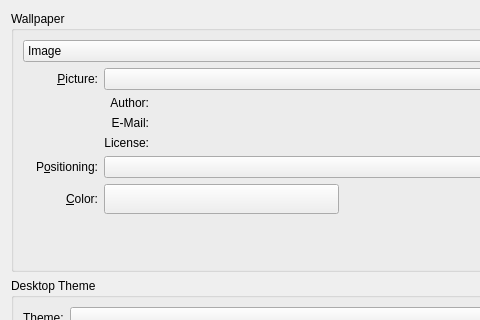
First picture: the form in plasma/containments/desktop/BackgroundDialog.ui, repository mgottschlag/kwin-tiling, before the edit; both pictures show x 0 to 480 and y 0 to 320 of the 658 by 445 pixel window.
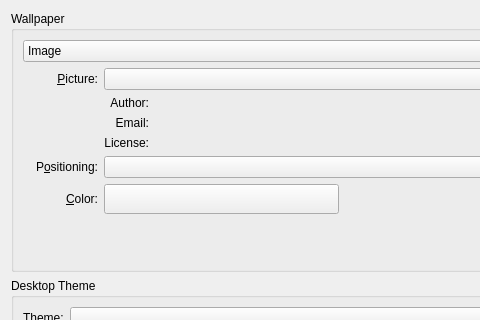
Second picture: the form after the edit. Custom widgets are drawn as their Qt base class.

```diff
--- a/plasma/containments/desktop/BackgroundDialog.ui
+++ b/plasma/containments/desktop/BackgroundDialog.ui
@@ -178,7 +178,7 @@
             <item row="2" column="1" >
              <widget class="QLabel" name="m_emailLabel" >
               <property name="text" >
-               <string>E-Mail:</string>
+               <string>Email:</string>
               </property>
               <property name="alignment" >
                <set>Qt::AlignRight|Qt::AlignTrailing|Qt::AlignVCenter</set>
```
